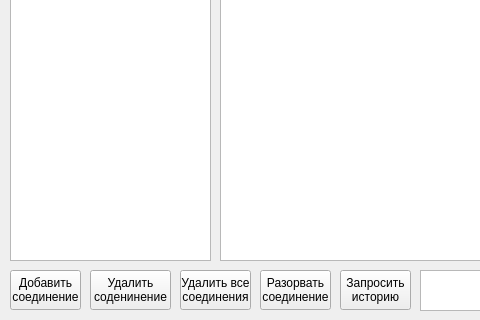
Qt form mainwindow.ui (JazzmanDV/Course_chat) before a commit; both pictures show x 0 to 480 and y 160 to 480 of the 780 by 480 pixel window.
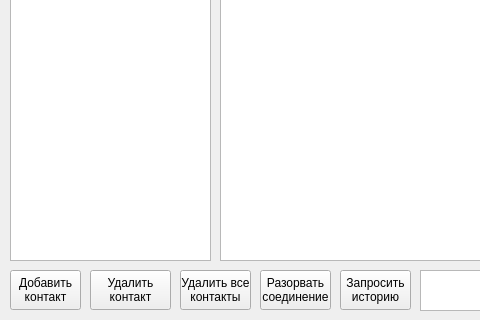
The same form after that commit.

Patch:
```diff
--- a/mainwindow.ui
+++ b/mainwindow.ui
@@ -43,7 +43,7 @@
     </property>
     <property name="text">
      <string>Добавить
-соединение</string>
+контакт</string>
     </property>
     <property name="flat">
      <bool>false</bool>
@@ -60,7 +60,7 @@
     </property>
     <property name="text">
      <string>Удалить
-соденинение</string>
+контакт</string>
     </property>
    </widget>
    <widget class="QPushButton" name="delAllContactsBtn">
@@ -74,7 +74,7 @@
     </property>
     <property name="text">
      <string>Удалить все
-соединения</string>
+контакты</string>
     </property>
    </widget>
    <widget class="QPushButton" name="sendMessageBtn">
```
